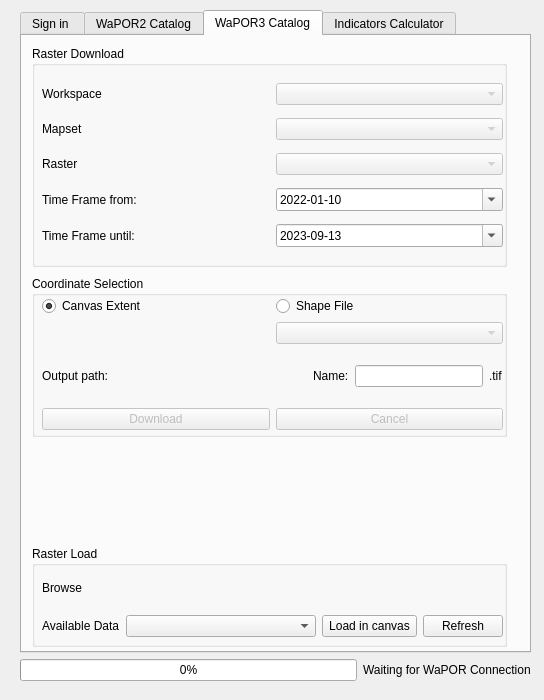
Qt form wap_plugin_dialog_base.ui (WAGIS/wap_plugin) before a commit.
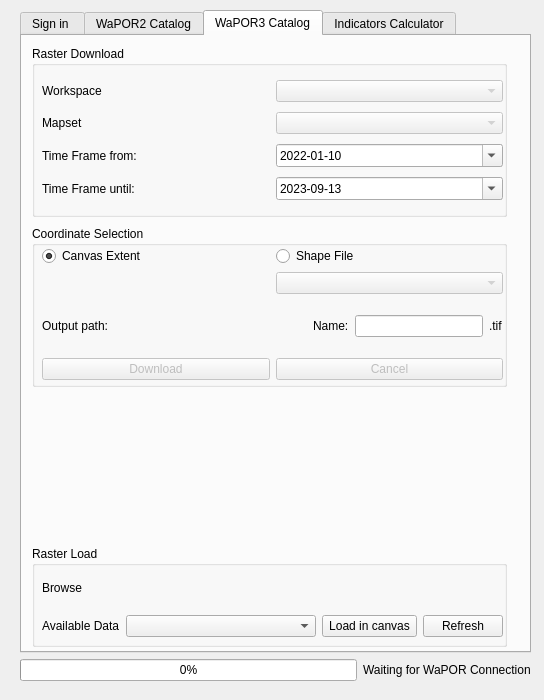
The same form after that commit. The open tabs and pages were chosen to show the change. Icons and pictures are not drawn. Custom widgets are drawn as their Qt base class.

Commit message: removed raster window from the plugin as it is not needed

The edit to the form file:
```diff
--- a/wap_plugin_dialog_base.ui
+++ b/wap_plugin_dialog_base.ui
@@ -804,7 +804,7 @@
         <property name="geometry">
          <rect>
           <x>10</x>
-          <y>240</y>
+          <y>190</y>
           <width>475</width>
           <height>161</height>
          </rect>
@@ -1021,7 +1021,7 @@
           <x>10</x>
           <y>10</y>
           <width>475</width>
-          <height>221</height>
+          <height>171</height>
          </rect>
         </property>
         <property name="title">
@@ -1033,7 +1033,7 @@
            <x>10</x>
            <y>30</y>
            <width>461</width>
-           <height>181</height>
+           <height>131</height>
           </rect>
          </property>
          <layout class="QVBoxLayout" name="verticalLayout_11">
@@ -1073,24 +1073,6 @@
             </item>
            </layout>
           </item>
-          <item>
-           <layout class="QHBoxLayout" name="horizontalLayout_31">
-            <item>
-             <widget class="QLabel" name="label_14">
-              <property name="text">
-               <string>Raster</string>
-              </property>
-             </widget>
-            </item>
-            <item>
-             <widget class="QComboBox" name="rasterComboBox">
-              <property name="enabled">
-               <bool>false</bool>
-              </property>
-             </widget>
-            </item>
-           </layout>
-          </item>
           <item>
            <layout class="QHBoxLayout" name="horizontalLayout_35">
             <item>
```
The commit also changes 1 other file.
